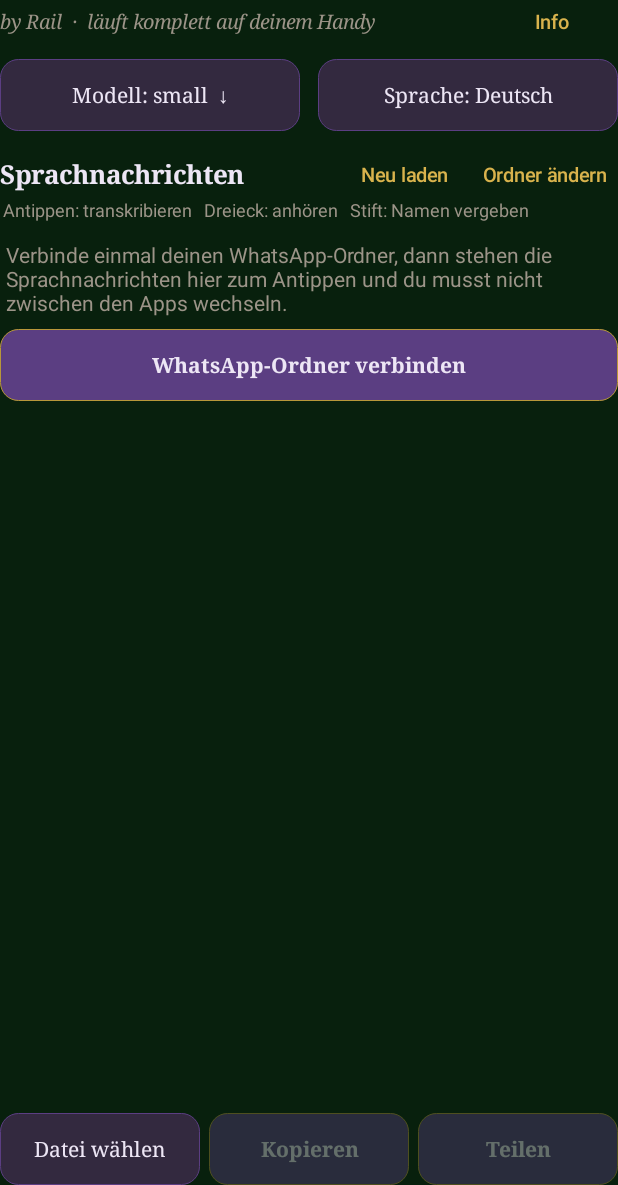
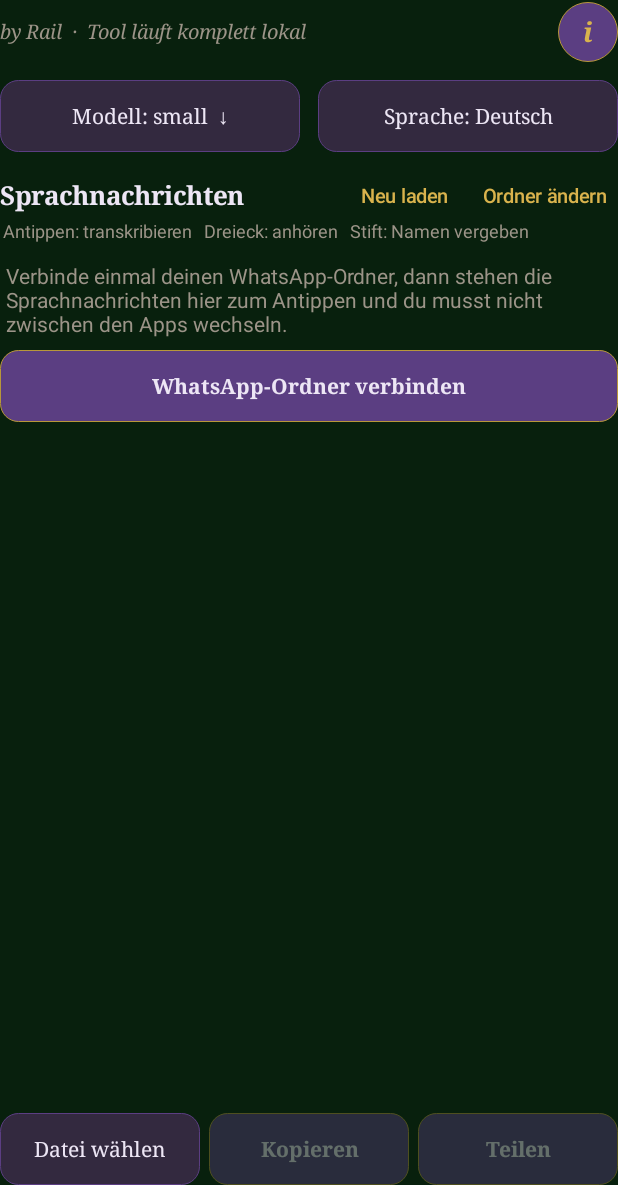
Before and after one commit to Rail1337/whatsapp-transkribieren, an Android app: the screen it shows after launch (MainActivity), on a phone screen of 412 x 824 dp, the part 51-1236 px from its top. Run offline under Robolectric (Android 15) with nearby library versions, the phone set to English and light mode, and no system bars.

Commit message:
Untertitel auf Tool läuft komplett lokal, Info als runder lila Knopf mit i

```diff
--- a/app/src/main/java/com/railarcanum/transkription/MainActivity.java
+++ b/app/src/main/java/com/railarcanum/transkription/MainActivity.java
@@ -166,14 +166,24 @@ public class MainActivity extends Activity {
         byRow.setGravity(Gravity.CENTER_VERTICAL);
         byRow.setPadding(0, dp(2), 0, dp(12));
         TextView by = new TextView(this);
-        by.setText("by Rail  ·  läuft komplett auf deinem Handy");
+        by.setText("by Rail  ·  Tool läuft komplett lokal");
         by.setTypeface(Typeface.SERIF, Typeface.ITALIC);
         by.setTextColor(MUTED);
         by.setTextSize(TypedValue.COMPLEX_UNIT_SP, 13);
         byRow.addView(by, new LinearLayout.LayoutParams(0, LinearLayout.LayoutParams.WRAP_CONTENT, 1f));
-        Button info = textButton("Info");
+        // Runder violetter Info-Knopf mit goldenem „i“
+        TextView info = new TextView(this);
+        info.setText("i");
+        info.setGravity(Gravity.CENTER);
+        info.setTypeface(Typeface.SERIF, Typeface.BOLD_ITALIC);
+        info.setTextColor(GOLD_LIGHT);
+        info.setTextSize(TypedValue.COMPLEX_UNIT_SP, 18);
+        info.setClickable(true);
+        info.setContentDescription("Info");
+        info.setBackground(new RippleDrawable(ColorStateList.valueOf(0x33FFFFFF),
+                round(BTN_ACTIVE, dp(20), GOLD, dp(1)), null));
         info.setOnClickListener(v -> showInfo());
-        byRow.addView(info);
+        byRow.addView(info, new LinearLayout.LayoutParams(dp(40), dp(40)));
         root.addView(byRow);
 
         // Modell und Sprache
```
